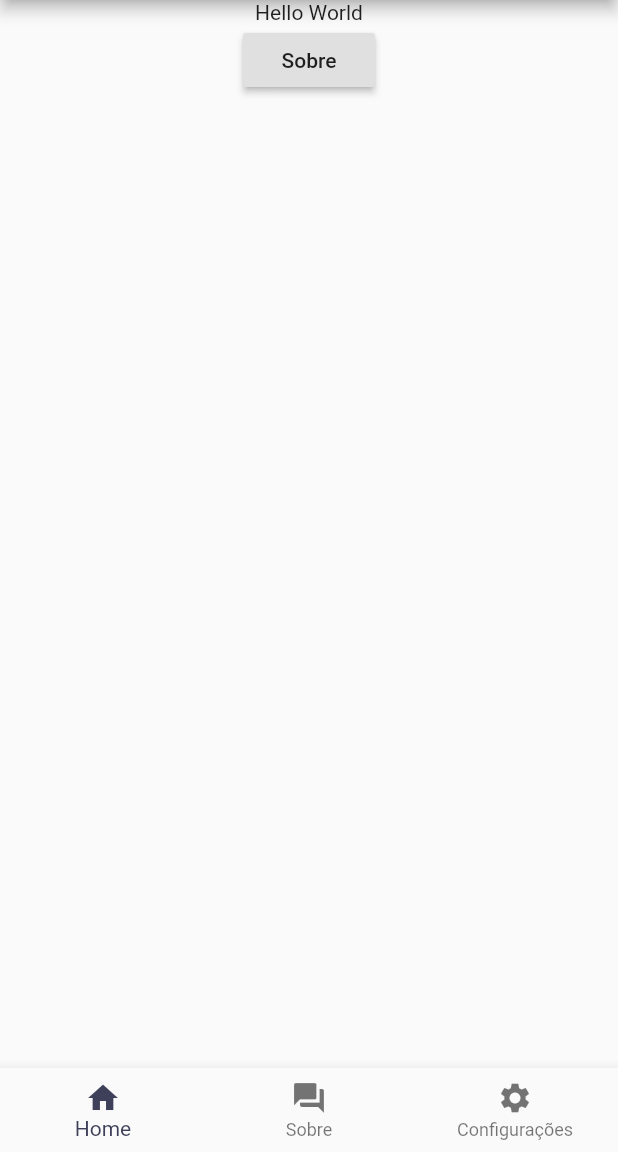
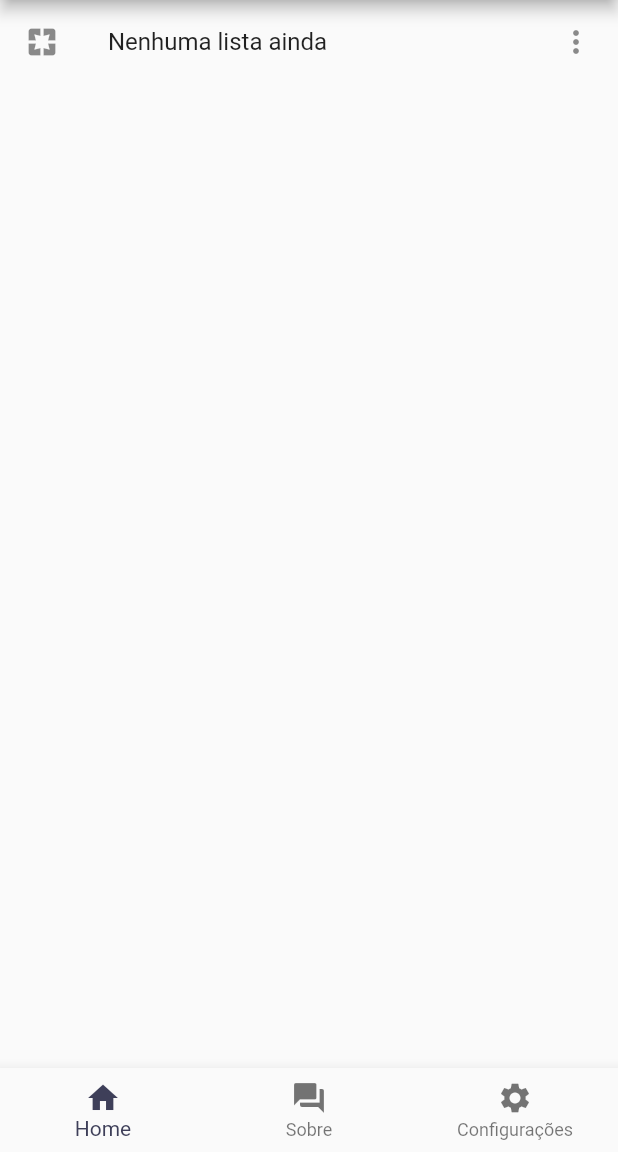
Before and after one commit to bedrickprokop/purchase-list, a Flutter app: the screen it shows after launch, on a phone screen of 412 x 824 dp, the part 84-1236 px from its top. Run offline on Flutter 3.47's test engine with Material 2 defaults, Android fonts, the phone set to English and light mode, and no system bars.

Commit message:
Add item list to home page

```diff
--- a/lib/pages/home.dart
+++ b/lib/pages/home.dart
@@ -1,6 +1,6 @@
 import 'package:flutter/material.dart';
 import 'package:purchase_list_app/layout.dart';
-import 'about.dart';
+import 'package:purchase_list_app/widgets/HomeList.dart';
 
 class HomePage extends StatelessWidget {
 
@@ -9,19 +9,7 @@ class HomePage extends StatelessWidget {
   @override
   Widget build(BuildContext context) {
 
-    final content = Center(
-      child:  Column(
-        children: <Widget>[
-          Text('Hello World'),
-          RaisedButton(
-            child: Text('Sobre'),
-            onPressed: (){
-              Navigator.of(context).pushNamed(AboutPage.tag);
-            },
-          )
-        ],
-      )
-    );
+    final content = HomeList();
 
     return Layout.getContent(context, content);
   }
--- /dev/null
+++ b/lib/widgets/HomeList.dart
@@ -0,0 +1,32 @@
+import 'package:flutter/material.dart';
+
+class HomeList extends StatefulWidget {
+
+  static List<Widget> items = List<Widget>();
+
+  @override
+  _HomeListState createState() => _HomeListState();
+}
+
+class _HomeListState extends State<HomeList> {
+
+  @override
+  Widget build(BuildContext context) {
+
+    List<Widget> values = List<Widget>();
+    if(HomeList.items.length == 0) {
+      values.add(ListTile(
+        leading: Icon(Icons.pages),
+        title: Text('Nenhuma lista ainda'),
+        trailing: Icon(Icons.more_vert),
+      ));
+    }
+
+    return ListView(
+      //Faz com que a lista ocupe todoo espaço da tela
+      shrinkWrap: true,
+      children: (HomeList.items.length == 0) ? values : HomeList.items
+    );
+  }
+
+}
```
Also changed, not shown: lib/layout.dart (+13 -3 lines).
